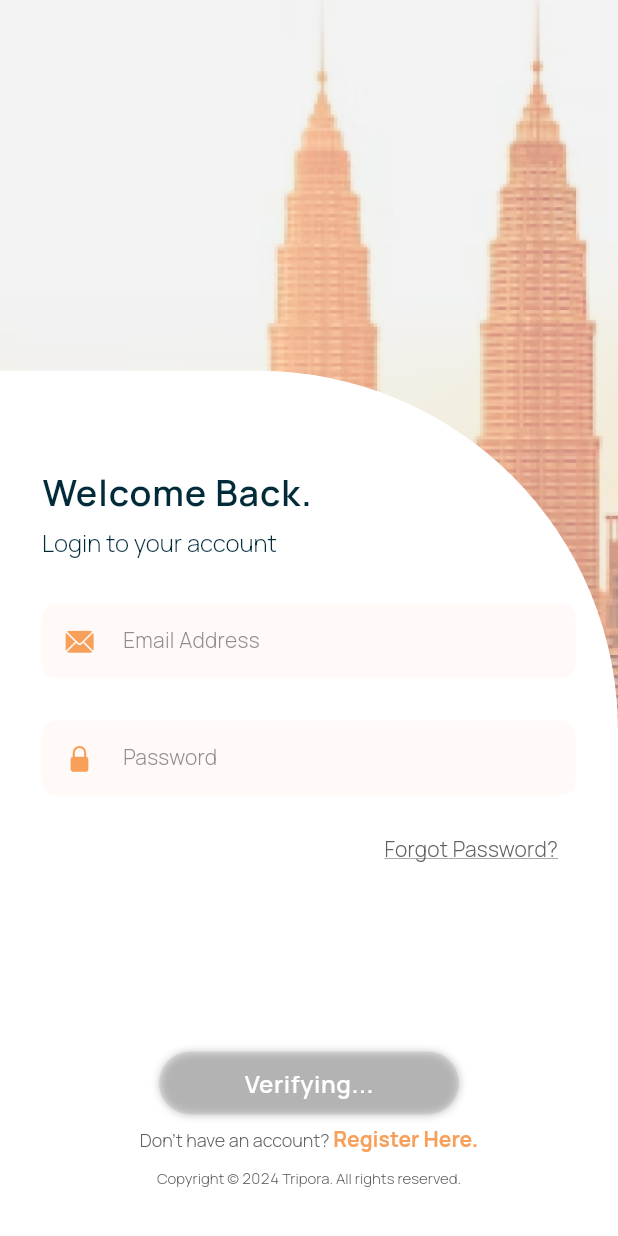
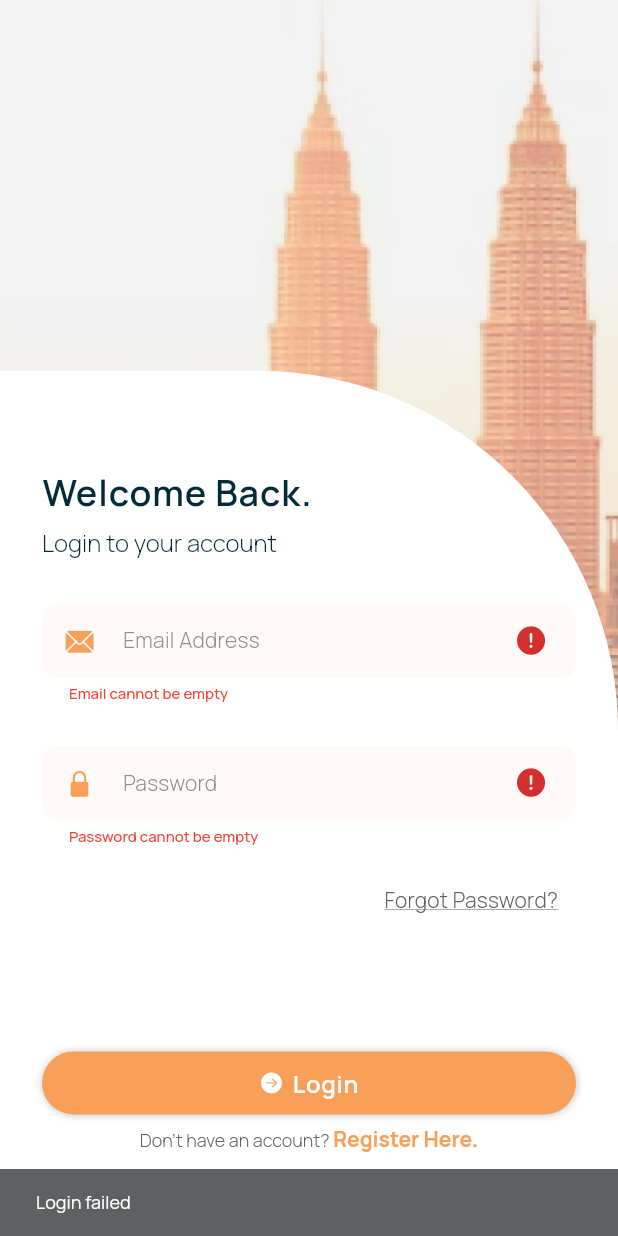
Before and after one commit to Winnee0305/tripora, a Flutter app: the screen it shows after launch, after a tap on "Login", on a phone screen of 412 x 824 dp. Run offline on Flutter 3.47's test engine with Material 3 defaults, Android fonts, the phone set to English and light mode, and no system bars; our stand-ins replace animated_background, firebase_auth, firebase_core, lucide_icons, table_calendar; accounts and stored records are empty.

Commit message:
Validation logic, auth service linking for register page

```diff
--- a/lib/core/reusable_widgets/app_text_field.dart
+++ b/lib/core/reusable_widgets/app_text_field.dart
@@ -1,3 +1,4 @@
+import 'package:flutter/cupertino.dart';
 import 'package:flutter/material.dart';
 import 'package:flutter/services.dart';
 import 'package:tripora/core/theme/app_text_style.dart';
@@ -17,6 +18,11 @@ class AppTextField extends StatelessWidget {
   final TextInputType keyboardType;
   final InputDecoration? decoration;
 
+  /// ---- Validation + Feedback ----
+  final bool? isError;
+  final bool? isValid;
+  final String? helperText;
+
   const AppTextField({
     super.key,
     required this.label,
@@ -31,6 +37,9 @@ class AppTextField extends StatelessWidget {
     this.autofocus = false,
     this.controller,
     this.keyboardType = TextInputType.text,
+    this.isError,
+    this.isValid,
+    this.helperText,
     this.decoration,
   });
 
@@ -42,6 +51,66 @@ class AppTextField extends StatelessWidget {
         controller ??
         (readOnly ? TextEditingController(text: text ?? '') : null);
 
+    // ---- Determine suffix icon ----
+    Widget? suffix;
+    if (chooseButton) {
+      // “Choose” button mode
+      suffix = Padding(
+        padding: const EdgeInsets.only(right: 6),
+        child: ElevatedButton(
+          onPressed: onTap,
+          style: ElevatedButton.styleFrom(
+            backgroundColor: theme.colorScheme.primary.withValues(alpha: 0.6),
+            shape: RoundedRectangleBorder(
+              borderRadius: BorderRadius.circular(10),
+            ),
+            padding: const EdgeInsets.symmetric(horizontal: 16, vertical: 10),
+          ),
+          child: Row(
+            mainAxisSize: MainAxisSize.min,
+            children: [
+              Text(
+                "Choose",
+                style: theme.textTheme.bodyMedium?.copyWith(
+                  color: theme.colorScheme.onPrimary,
+                  fontWeight: ManropeFontWeight.medium,
+                ),
+              ),
+              const SizedBox(width: 4),
+              const Icon(
+                Icons.arrow_forward_ios,
+                size: 10,
+                color: Colors.white,
+              ),
+            ],
+          ),
+        ),
+      );
+    } else if (isError == true || isValid == true) {
+      // Animated validation icons
+      suffix = Padding(
+        padding: const EdgeInsets.only(right: 12),
+        child: AnimatedSwitcher(
+          duration: const Duration(milliseconds: 200),
+          transitionBuilder: (child, anim) =>
+              FadeTransition(opacity: anim, child: child),
+          child: isError == true
+              ? const Icon(
+                  CupertinoIcons.exclamationmark_circle_fill,
+                  key: ValueKey('error'),
+                  color: Color(0xFFD32F2F),
+                  size: 22,
+                )
+              : const Icon(
+                  CupertinoIcons.check_mark_circled_solid,
+                  key: ValueKey('valid'),
+                  color: Color(0xFF2E7D32),
+                  size: 22,
+                ),
+        ),
+      );
+    }
+
     return TextField(
       controller: effectiveController,
       readOnly: readOnly,
@@ -50,12 +119,14 @@ class AppTextField extends StatelessWidget {
       obscureText: obscureText,
       style: theme.textTheme.bodyLarge,
       keyboardType: isNumber
-          ? TextInputType.numberWithOptions(decimal: true)
-          : null,
+          ? const TextInputType.numberWithOptions(decimal: true)
+          : keyboardType,
       inputFormatters: isNumber
           ? [FilteringTextInputFormatter.allow(RegExp(r'[0-9.]'))]
           : null,
-      decoration: InputDecoration(
+      decoration:
+          decoration ??
+          InputDecoration(
             contentPadding: const EdgeInsets.symmetric(
               vertical: 10,
               horizontal: 14,
@@ -74,51 +145,23 @@ class AppTextField extends StatelessWidget {
             labelStyle: theme.textTheme.titleLarge
                 ?.alpha(0.7)
                 .weight(ManropeFontWeight.light),
-        floatingLabelBehavior: text?.isNotEmpty ?? false
+            floatingLabelBehavior: (text?.isNotEmpty ?? false)
                 ? FloatingLabelBehavior.always
                 : FloatingLabelBehavior.auto,
             border: OutlineInputBorder(
               borderRadius: BorderRadius.circular(10),
               borderSide: BorderSide.none,
             ),
-        suffixIcon: chooseButton
-            ? Padding(
-                padding: const EdgeInsets.only(right: 6),
-                child: ElevatedButton(
-                  onPressed: onTap,
-                  style: ElevatedButton.styleFrom(
-                    backgroundColor: theme.colorScheme.primary.withValues(
-                      alpha: 0.6,
+            suffixIcon: suffix,
+            helperText: (isValid == true) ? null : helperText,
+            helperStyle: theme.textTheme.labelMedium?.copyWith(
+              color: isError == true
+                  ? theme.colorScheme.error
+                  : isValid == true
+                  ? const Color(0xFF2E7D32)
+                  : theme.colorScheme.outline,
+              fontWeight: FontWeight.w500,
             ),
-                    shape: RoundedRectangleBorder(
-                      borderRadius: BorderRadius.circular(10),
-                    ),
-                    padding: const EdgeInsets.symmetric(
-                      horizontal: 16,
-                      vertical: 10,
-                    ),
-                  ),
-                  child: Row(
-                    mainAxisSize: MainAxisSize.min,
-                    children: [
-                      Text(
-                        "Choose",
-                        style: theme.textTheme.bodyMedium?.copyWith(
-                          color: Theme.of(context).colorScheme.onPrimary,
-                          fontWeight: ManropeFontWeight.medium,
-                        ),
-                      ),
-                      const SizedBox(width: 4),
-                      const Icon(
-                        Icons.arrow_forward_ios,
-                        size: 10,
-                        color: Colors.white,
-                      ),
-                    ],
-                  ),
-                ),
-              )
-            : null,
           ),
     );
   }
--- a/lib/core/theme/app_theme.dart
+++ b/lib/core/theme/app_theme.dart
@@ -16,7 +16,7 @@ class AppTheme {
         surface: AppColors.surface,
         onSurface: AppColors.textPrimary,
         error: Colors.red,
-        onError: AppColors.surfaceBright,
+        onError: Colors.green,
       ),
       scaffoldBackgroundColor: AppColors.surface,
       appBarTheme: const AppBarTheme(
--- a/lib/features/login/viewmodels/login_viewmodel.dart
+++ b/lib/features/login/viewmodels/login_viewmodel.dart
@@ -1,47 +1,87 @@
-import 'package:flutter/foundation.dart';
-import '../models/login_request.dart';
+import 'package:flutter/material.dart';
 
 class LoginViewModel extends ChangeNotifier {
   String _email = '';
   String _password = '';
   bool _isLoading = false;
 
+  bool _emailTouched = false;
+  bool _passwordTouched = false;
+
+  final Color onCorrect = Colors.green;
+  final Color onError = Colors.red;
+
+  // ---- Getters ----
   String get email => _email;
   String get password => _password;
   bool get isLoading => _isLoading;
 
+  // ---- Setters ----
   void setEmail(String value) {
     _email = value;
+    _emailTouched = true;
     notifyListeners();
   }
 
   void setPassword(String value) {
     _password = value;
+    _passwordTouched = true;
     notifyListeners();
   }
 
-  /// Returns true if login successful
+  // ---- Validation ----
+  String? get emailHelperText {
+    if (!_emailTouched) return null;
+    if (_email.isEmpty) return 'Email cannot be empty';
+    final emailRegex = RegExp(r'^[^@]+@[^@]+\.[^@]+$');
+    if (!emailRegex.hasMatch(_email)) return 'Invalid email format';
+    return null;
+  }
+
+  String? get passwordHelperText {
+    if (!_passwordTouched) return null;
+    if (_password.isEmpty) return 'Password cannot be empty';
+    if (_password.length < 6) return 'Password too short';
+    return null;
+  }
+
+  bool get showEmailErrorIcon => _emailTouched && emailHelperText != null;
+
+  bool get showEmailValidIcon =>
+      _emailTouched && emailHelperText == null && _email.isNotEmpty;
+
+  bool get showPasswordErrorIcon =>
+      _passwordTouched && passwordHelperText != null;
+
+  bool get showPasswordValidIcon =>
+      _passwordTouched && passwordHelperText == null && _password.isNotEmpty;
+
+  // ---- Submit Validation ----
+  bool validateAllFields() {
+    _emailTouched = true;
+    _passwordTouched = true;
+    notifyListeners();
+
+    return emailHelperText == null && passwordHelperText == null;
+  }
+
+  // ---- Actions ----
   Future<bool> login() async {
+    final allValid = validateAllFields();
+    if (!allValid) return false;
+
     _isLoading = true;
     notifyListeners();
 
-    try {
-      await Future.delayed(const Duration(seconds: 2)); // simulate API call
-      final request = LoginRequest(email: _email, password: _password);
-      debugPrint("Logging in with: ${request.email}, ${request.password}");
+    await Future.delayed(const Duration(seconds: 2));
+    final success = _email == "test@example.com" && _password == "123456";
 
-      // TODO: call your auth API and check success
-      return true; // assume success
-    } catch (e) {
-      debugPrint("Login failed: $e");
-      return false;
-    } finally {
-      _isLoading = false;
-      notifyListeners();
-    }
+    _isLoading = false;
+    notifyListeners();
+    return success;
   }
 
   void forgotPassword() {
-    debugPrint("Forgot password for email: $_email");
+    debugPrint("Forgot password for: $_email");
   }
 }
--- a/lib/features/login/viewmodels/register_viewmodel.dart
+++ b/lib/features/login/viewmodels/register_viewmodel.dart
@@ -1,4 +1,6 @@
-import 'package:flutter/foundation.dart';
+import 'package:firebase_auth/firebase_auth.dart';
+import 'package:flutter/material.dart';
+import 'package:tripora/core/services/auth_service.dart';
 import '../models/login_request.dart';
 
 class RegisterViewModel extends ChangeNotifier {
@@ -6,61 +8,154 @@ class RegisterViewModel extends ChangeNotifier {
   String _email = '';
   String _password = '';
   String _confirmPassword = '';
-  bool _isLoading = false; // <-- not final so it can change
+  bool _isLoading = false;
+  String? _authError; // 👈 Add this
 
+  bool _touchedUsername = false;
+  bool _touchedEmail = false;
+  bool _touchedPassword = false;
+  bool _touchedConfirm = false;
+
+  // ---- Getters ----
   String get username => _username;
   String get email => _email;
   String get password => _password;
   String get confirmPassword => _confirmPassword;
   bool get isLoading => _isLoading;
+  String? get authError => _authError;
 
+  // ---- Validation Messages ----
+  String? get usernameMessage {
+    if (!_touchedUsername) return null;
+    if (_username.isEmpty) return 'Username cannot be empty';
+    if (_username.length < 3) return 'Username must be at least 3 characters';
+    return 'Username looks good';
+  }
+
+  String? get emailMessage {
+    if (!_touchedEmail) return null;
+    if (_email.isEmpty) return 'Email cannot be empty';
+    final emailRegex = RegExp(r'^[^@]+@[^@]+\.[^@]+$');
+    if (!emailRegex.hasMatch(_email)) return 'Invalid email format';
+    return 'Email looks good';
+  }
+
+  String? get passwordMessage {
+    if (!_touchedPassword) return null;
+    if (_password.isEmpty) return 'Password cannot be empty';
+    if (_password.length < 6) return 'Password must be at least 6 characters';
+    return 'Password is strong';
+  }
+
+  String? get confirmPasswordMessage {
+    if (!_touchedConfirm) return null;
+    if (_confirmPassword.isEmpty) return 'Please confirm your password';
+    if (_confirmPassword != _password) return 'Passwords do not match';
+    return 'Passwords match';
+  }
+
+  // ---- Validation States ----
+  bool get isUsernameValid => usernameMessage == 'Username looks good';
+  bool get isEmailValid => emailMessage == 'Email looks good';
+  bool get isPasswordValid => passwordMessage == 'Password is strong';
+  bool get isConfirmValid => confirmPasswordMessage == 'Passwords match';
+
+  bool get isUsernameError =>
+      _touchedUsername && !isUsernameValid && usernameMessage != null;
+  bool get isEmailError =>
+      _touchedEmail && !isEmailValid && emailMessage != null;
+  bool get isPasswordError =>
+      _touchedPassword && !isPasswordValid && passwordMessage != null;
+  bool get isConfirmError =>
+      _touchedConfirm && !isConfirmValid && confirmPasswordMessage != null;
+
+  bool get isFormValid =>
+      isUsernameValid && isEmailValid && isPasswordValid && isConfirmValid;
+
+  // ---- Setters ----
   void setUsername(String value) {
     _username = value;
+    _touchedUsername = true;
     notifyListeners();
   }
 
   void setEmail(String value) {
     _email = value;
+    _touchedEmail = true;
+    _authError = null; //
     notifyListeners();
   }
 
   void setPassword(String value) {
     _password = value;
+    _touchedPassword = true;
     notifyListeners();
   }
 
   void setConfirmPassword(String value) {
     _confirmPassword = value;
+    _touchedConfirm = true;
     notifyListeners();
   }
 
-  Future<void> login() async {
+  // ---- Trigger All Field Validation ----
+  void _touchAllFields() {
+    _touchedUsername = true;
+    _touchedEmail = true;
+    _touchedPassword = true;
+    _touchedConfirm = true;
+  }
+
+  // ---- Register Action ----
+  Future<void> submitRegister() async {
+    _touchAllFields(); // Mark all as touched first
+    notifyListeners();
+
+    if (!isFormValid) {
+      debugPrint("⚠️ Form invalid, please fix errors before submitting.");
+      return;
+    }
+
     _isLoading = true;
     notifyListeners();
 
+    register();
+
+    // try {
+    //   await Future.delayed(const Duration(seconds: 2));
+    //   final request = LoginRequest(email: _email, password: _password);
+    //   debugPrint("✅ Registering user: ${request.email}");
+    //   // TODO: integrate API here
+    // } catch (e) {
+    //   debugPrint("❌ Registration failed: $e");
+    // } finally {
+    //   _isLoading = false;
+    //   notifyListeners();
+    // }
+  }
+
+  Future<void> register() async {
     try {
-      // Example async work
-      await Future.delayed(const Duration(seconds: 2));
+      await authService.value.createAccount(email: _email, password: _password);
 
-      final request = LoginRequest(email: _email, password: _password);
-      debugPrint("Logging in with: ${request.email}, ${request.password}");
+      _isLoading = false;
+      _authError = null; // ✅ Clear error when success
+      notifyListeners();
 
-      // TODO: Call your API/auth service here
+      debugPrint("✅ Registration success");
+    } on FirebaseAuthException catch (e) {
+      _isLoading = false;
+      _authError =
+          e.message ?? "Registration failed. Please try again."; // 👈 Set error
+      notifyListeners();
+
+      debugPrint("❌ FirebaseAuthException: ${e.code} — ${e.message}");
     } catch (e) {
-      debugPrint("Login failed: $e");
-    } finally {
       _isLoading = false;
+      _authError = "An unexpected error occurred. Please try again.";
       notifyListeners();
+
+      debugPrint("❌ Unknown registration error: $e");
     }
   }
-
-  void forgotPassword() {
-    debugPrint("Forgot password for email: $_email");
-    // Normally would trigger navigation or API call
-  }
-
-  void register() {
-    debugPrint("Navigate to registration page");
-    // Normally would trigger navigation
-  }
 }
--- a/lib/features/login/views/login_screen.dart
+++ b/lib/features/login/views/login_screen.dart
@@ -58,16 +58,25 @@ class LoginScreen extends StatelessWidget {
                 children: [
                   AppTextField(
                     label: "Email Address",
+                    icon: CupertinoIcons.mail_solid,
                     onChanged: vm.setEmail,
-                    icon: CupertinoIcons.mail_solid,
+                    helperText: vm.emailHelperText,
+
+                    isError: vm.showEmailErrorIcon,
+                    isValid: vm.showEmailValidIcon,
                   ),
                   const SizedBox(height: 28),
+
                   AppTextField(
                     label: "Password",
+                    icon: CupertinoIcons.lock_fill,
                     obscureText: true,
                     onChanged: vm.setPassword,
-                    icon: CupertinoIcons.lock_fill,
+                    helperText: vm.passwordHelperText,
+                    isError: vm.showPasswordErrorIcon,
+                    isValid: vm.showPasswordValidIcon,
                   ),
+
                   const SizedBox(height: 12),
                   // Forgot password stays here, inside scroll
                   Align(
```
Also changed, not shown: lib/features/login/views/register_screen.dart (+33 -10 lines), 10 other files. Lines whose indentation alone changed are shown as unchanged.
